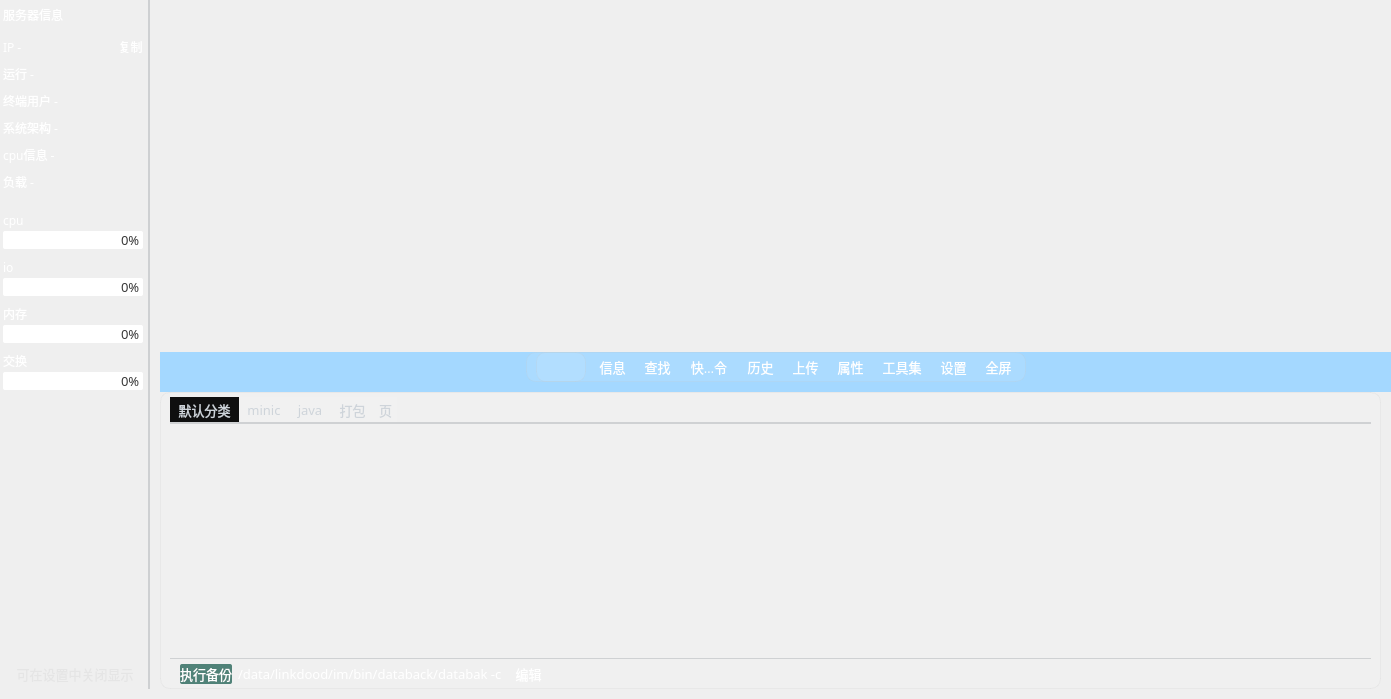
The window that Fdog-Kit/module_ssh/sshwidget.ui (HuaGouFdog/Fdog-Kit) describes before a commit, drawn with Qt 5.
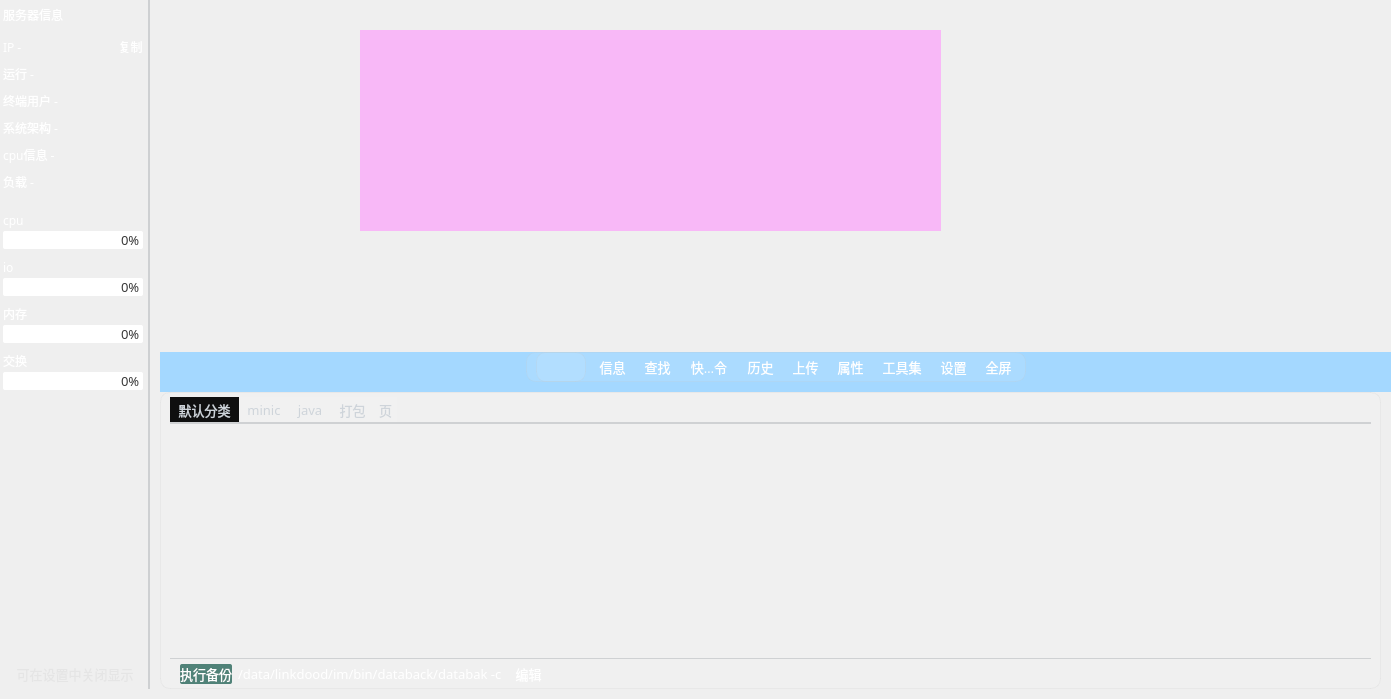
The same window after the commit. Icons and pictures are not drawn.

Commit message: 修复终端行数与实际不符

Diff of the .ui file:
```diff
--- a/Fdog-Kit/module_ssh/sshwidget.ui
+++ b/Fdog-Kit/module_ssh/sshwidget.ui
@@ -1239,6 +1239,7 @@
                         <string notr="true">QPlainTextEdit{
 	/*background-color: rgba(0, 41, 69, 0);*/
     
+	background-color: rgba(255, 147, 253, 150);
 	font: 57 12pt &quot;Maple Mono NF CN Medium&quot;;
 	border: none;
 	padding-top:0px;
```
The commit also changes 2 other files.
